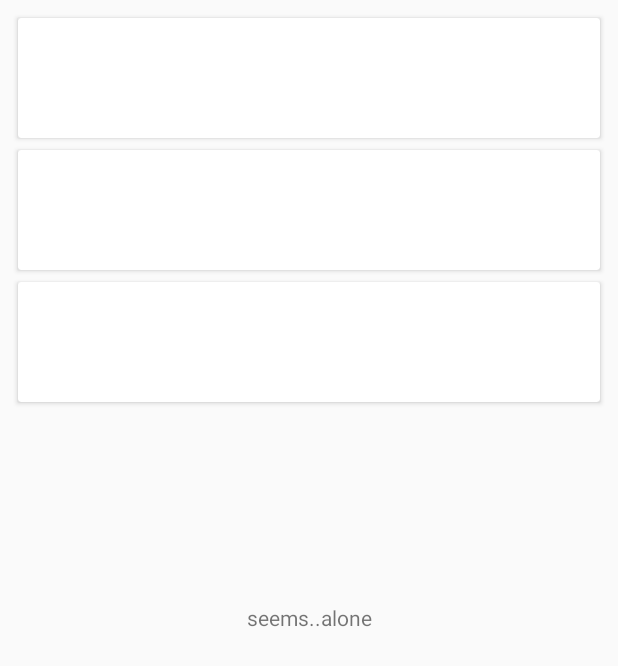
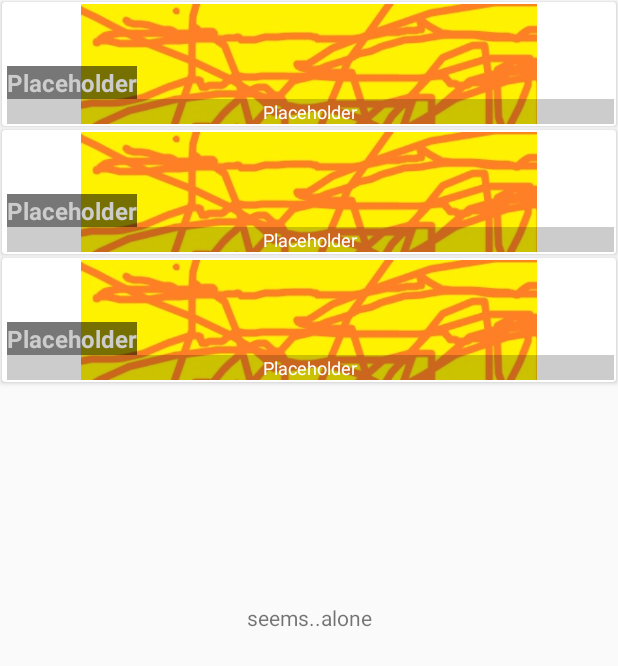
Before and after one commit to ahmadghufran/kanpurlive, an Android app: the layout activity_shops_thread.xml on its own in the app's theme, with its tools: preview values and no code run, on a phone screen of 412 x 824 dp. Shown: the top 666 px of the screen. Run offline under Robolectric (Android 15) with nearby library versions, the phone set to English and light mode, and no system bars.

Commit message:
commit with shop list display

```diff
--- a/app/src/main/res/layout/activity_shops_thread.xml
+++ b/app/src/main/res/layout/activity_shops_thread.xml
@@ -22,7 +22,6 @@
         android:layout_width="match_parent"
         android:layout_height="match_parent"
         android:clipToPadding="false"
-        android:padding="@dimen/simple_padding_medium"
         app:layout_behavior="@string/appbar_scrolling_view_behavior"
         tools:listitem="@layout/item_shop" />
 
--- a/app/src/main/res/layout/item_shop.xml
+++ b/app/src/main/res/layout/item_shop.xml
@@ -4,36 +4,43 @@
     android:id="@+id/item_user_parent"
     android:layout_width="match_parent"
     android:layout_height="wrap_content"
-    android:layout_margin="@dimen/simple_padding_small"
+    android:layout_margin="@dimen/simple_padding_very_tiny"
     android:foreground="?attr/selectableItemBackground"
-    android:padding="@dimen/simple_padding_large">
+    android:padding="@dimen/simple_padding_very_tiny">
 
     <RelativeLayout
         android:layout_width="match_parent"
         android:layout_height="wrap_content"
-        android:padding="@dimen/simple_padding_large">
+        android:padding="@dimen/simple_padding_very_tiny"
+        >
 
         <ImageView
             android:id="@+id/item_user_image_view"
-            android:layout_width="?attr/listPreferredItemHeightSmall"
-            android:layout_height="?attr/listPreferredItemHeightSmall"
-            android:layout_centerVertical="true"
+            android:layout_width="match_parent"
+            android:layout_height="?attr/listPreferredItemHeightLarge"
+            android:layout_alignParentLeft="true"
+            android:layout_alignParentStart="true"
+            android:layout_alignParentTop="true"
+            android:src="@drawable/bg"
             tools:ignore="ContentDescription" />
 
         <LinearLayout
             android:layout_width="match_parent"
             android:layout_height="wrap_content"
-            android:layout_centerVertical="true"
-            android:layout_marginStart="@dimen/simple_padding_large"
+            android:layout_alignBottom="@id/item_user_image_view"
+            android:layout_alignLeft="@id/item_user_image_view"
+            android:layout_alignRight="@id/item_user_image_view"
+            android:layout_marginLeft="@dimen/simple_padding_very_tiny"
+            android:layout_marginStart="@dimen/simple_padding_tiny"
             android:layout_toEndOf="@id/item_user_image_view"
-            android:orientation="vertical"
-            android:layout_marginLeft="@dimen/simple_padding_large"
-            android:layout_toRightOf="@id/item_user_image_view">
+            android:layout_toRightOf="@id/item_user_image_view"
+            android:orientation="vertical">
 
             <TextView
                 android:id="@+id/item_friend_name_text_view"
-                android:layout_width="match_parent"
+                android:layout_width="wrap_content"
                 android:layout_height="wrap_content"
+                android:background="#8000"
                 android:ellipsize="end"
                 android:gravity="start"
                 android:lines="1"
@@ -46,13 +53,13 @@
                 android:id="@+id/item_friend_email_text_view"
                 android:layout_width="match_parent"
                 android:layout_height="wrap_content"
+                android:background="#3000"
                 android:ellipsize="end"
-                android:gravity="start"
+                android:gravity="center"
                 android:lines="1"
                 android:text="@string/placeholder"
                 android:textColor="@color/colorTextSecondary"
-                android:textSize="@dimen/text_size_secondary" />
-
+                android:textSize="@dimen/text_size_small" />
         </LinearLayout>
 
     </RelativeLayout>
--- a/app/src/main/res/values/colors.xml
+++ b/app/src/main/res/values/colors.xml
@@ -42,7 +42,7 @@
     <color name="material_green_a200">#69F0AE</color>
     <color name="material_lime_a700">#AEEA00</color>
     <color name="material_purple_a700">#AA00FF</color>
-    <color name="colorTextPrimary">#D9FFFFFF</color>
-    <color name="colorTextSecondary">#8CFFFFFF</color>
+    <color name="colorTextPrimary">#CCCCCC</color>
+    <color name="colorTextSecondary">#FFFFFF</color>
 
 </resources>
--- a/app/src/main/res/values/dimens.xml
+++ b/app/src/main/res/values/dimens.xml
@@ -16,11 +16,12 @@
     <dimen name="text_size_primary_big">20sp</dimen>
     <dimen name="text_size_primary_huge">26sp</dimen>
 
+    <dimen name="simple_padding_very_tiny">1dp</dimen>
     <dimen name="simple_padding_tiny">2dp</dimen>
     <dimen name="simple_padding_small">4dp</dimen>
     <dimen name="simple_padding_medium">8dp</dimen>
     <dimen name="simple_padding_largish">12dp</dimen>
-    <dimen name="simple_padding_large">16dp</dimen>
+    <dimen name="simple_padding_large">20dp</dimen>
     <dimen name="simple_padding_larger">32dp</dimen>
     <dimen name="simple_padding_huge">56dp</dimen>
 
```
Also changed, not shown: app/src/main/res/drawable/bg.jpg (added), 1 other file.
